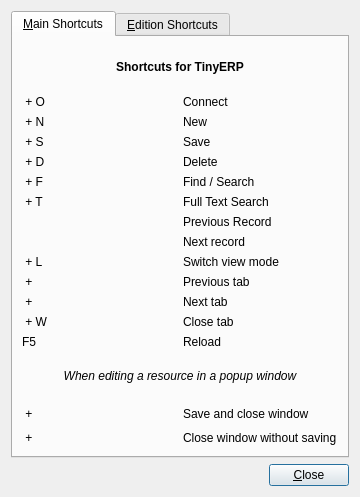
This is bin/ui/shortcuts.ui in xrg/openerp-client-kde as Qt 5 draws it before an edit. The edited form follows.
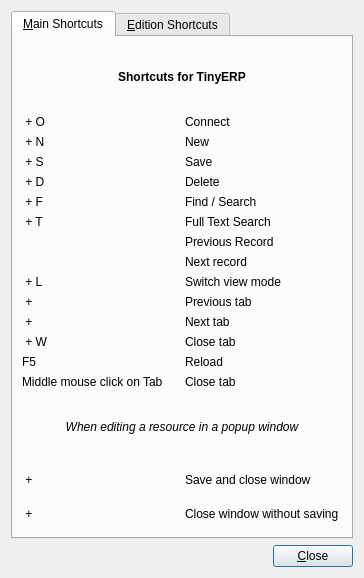
This is the edited form. Icons and pictures are not drawn.

Commit message: Documented mid-button click in tabs.

Diff of the .ui file:
```diff
--- a/bin/ui/shortcuts.ui
+++ b/bin/ui/shortcuts.ui
@@ -6,7 +6,7 @@
     <x>0</x>
     <y>0</y>
     <width>360</width>
-    <height>497</height>
+    <height>578</height>
    </rect>
   </property>
   <property name="windowTitle" >
@@ -214,6 +214,20 @@
            </property>
           </widget>
          </item>
+         <item row="13" column="0" >
+          <widget class="QLabel" name="label_45" >
+           <property name="text" >
+            <string>Middle mouse click on Tab</string>
+           </property>
+          </widget>
+         </item>
+         <item row="13" column="1" >
+          <widget class="QLabel" name="label_47" >
+           <property name="text" >
+            <string>Close tab</string>
+           </property>
+          </widget>
+         </item>
         </layout>
        </item>
        <item>
@@ -367,8 +381,8 @@
          </property>
          <property name="sizeHint" >
           <size>
-           <width>20</width>
-           <height>40</height>
+           <width>320</width>
+           <height>228</height>
           </size>
          </property>
         </spacer>
```
